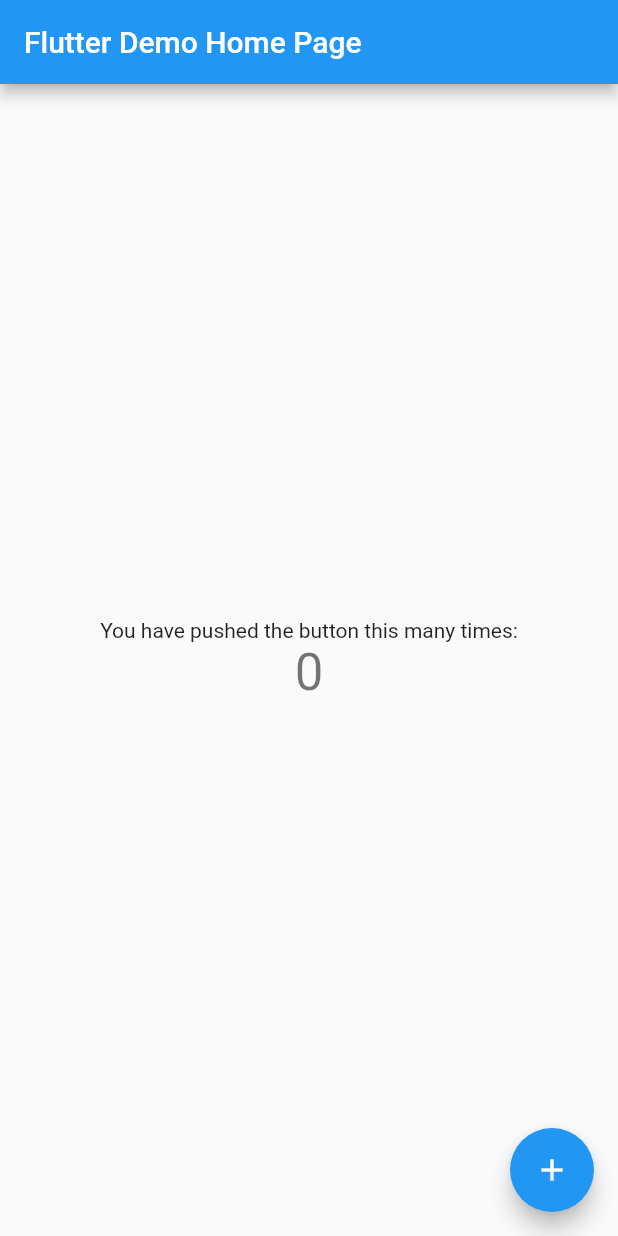
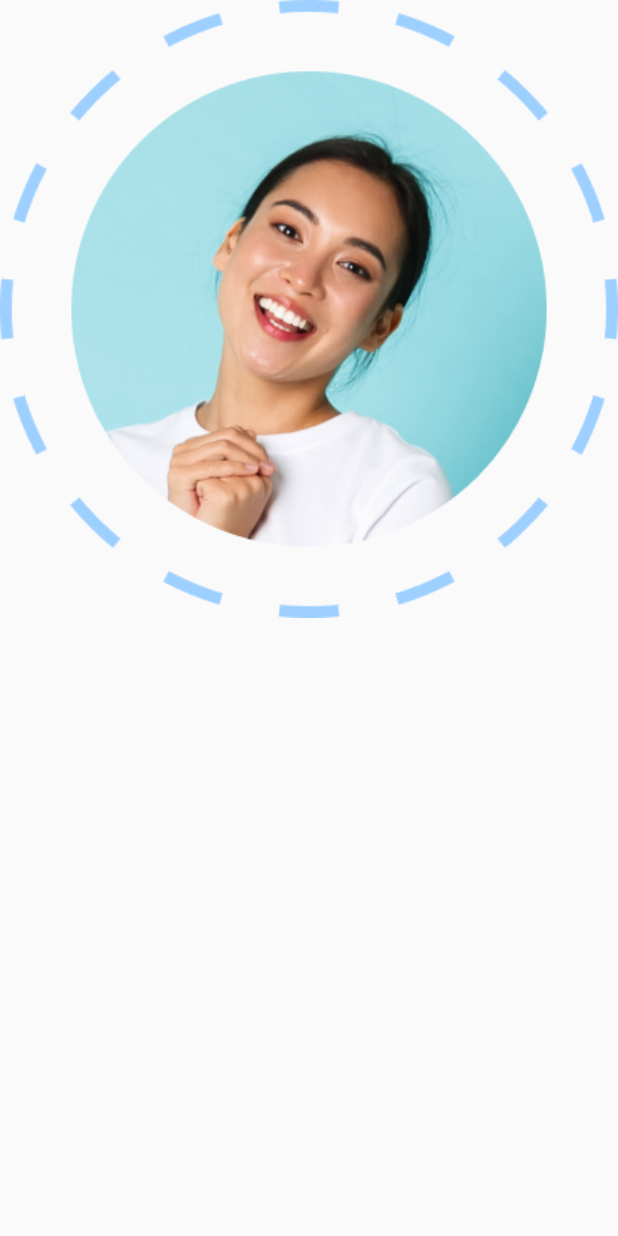
Before and after one commit to haffsriyandrayusuf/bwa_chatty, a Flutter app: the screen it shows after launch, on a phone screen of 412 x 824 dp. Run offline on Flutter 3.47's test engine with Material 2 defaults, Android fonts, the phone set to English and light mode, and no system bars.

```diff
--- a/lib/main.dart
+++ b/lib/main.dart
@@ -1,4 +1,5 @@
 import 'package:flutter/material.dart';
+import 'pages/home_page.dart';
 
 void main() {
   runApp(const MyApp());
@@ -7,109 +8,14 @@ void main() {
 class MyApp extends StatelessWidget {
   const MyApp({Key? key}) : super(key: key);
 
-  // This widget is the root of your application.
   @override
   Widget build(BuildContext context) {
     return MaterialApp(
-      title: 'Flutter Demo',
+      debugShowCheckedModeBanner: false,
       theme: ThemeData(
-        // This is the theme of your application.
-        //
-        // Try running your application with "flutter run". You'll see the
-        // application has a blue toolbar. Then, without quitting the app, try
-        // changing the primarySwatch below to Colors.green and then invoke
-        // "hot reload" (press "r" in the console where you ran "flutter run",
-        // or simply save your changes to "hot reload" in a Flutter IDE).
-        // Notice that the counter didn't reset back to zero; the application
-        // is not restarted.
-        primarySwatch: Colors.blue,
+        fontFamily: 'Poppins',
       ),
-      home: const MyHomePage(title: 'Flutter Demo Home Page'),
+      home: HomePage(),
     );
   }
 }
-
-class MyHomePage extends StatefulWidget {
-  const MyHomePage({Key? key, required this.title}) : super(key: key);
-
-  // This widget is the home page of your application. It is stateful, meaning
-  // that it has a State object (defined below) that contains fields that affect
-  // how it looks.
-
-  // This class is the configuration for the state. It holds the values (in this
-  // case the title) provided by the parent (in this case the App widget) and
-  // used by the build method of the State. Fields in a Widget subclass are
-  // always marked "final".
-
-  final String title;
-
-  @override
-  State<MyHomePage> createState() => _MyHomePageState();
-}
-
-class _MyHomePageState extends State<MyHomePage> {
-  int _counter = 0;
-
-  void _incrementCounter() {
-    setState(() {
-      // This call to setState tells the Flutter framework that something has
-      // changed in this State, which causes it to rerun the build method below
-      // so that the display can reflect the updated values. If we changed
-      // _counter without calling setState(), then the build method would not be
-      // called again, and so nothing would appear to happen.
-      _counter++;
-    });
-  }
-
-  @override
-  Widget build(BuildContext context) {
-    // This method is rerun every time setState is called, for instance as done
-    // by the _incrementCounter method above.
-    //
-    // The Flutter framework has been optimized to make rerunning build methods
-    // fast, so that you can just rebuild anything that needs updating rather
-    // than having to individually change instances of widgets.
-    return Scaffold(
-      appBar: AppBar(
-        // Here we take the value from the MyHomePage object that was created by
-        // the App.build method, and use it to set our appbar title.
-        title: Text(widget.title),
-      ),
-      body: Center(
-        // Center is a layout widget. It takes a single child and positions it
-        // in the middle of the parent.
-        child: Column(
-          // Column is also a layout widget. It takes a list of children and
-          // arranges them vertically. By default, it sizes itself to fit its
-          // children horizontally, and tries to be as tall as its parent.
-          //
-          // Invoke "debug painting" (press "p" in the console, choose the
-          // "Toggle Debug Paint" action from the Flutter Inspector in Android
-          // Studio, or the "Toggle Debug Paint" command in Visual Studio Code)
-          // to see the wireframe for each widget.
-          //
-          // Column has various properties to control how it sizes itself and
-          // how it positions its children. Here we use mainAxisAlignment to
-          // center the children vertically; the main axis here is the vertical
-          // axis because Columns are vertical (the cross axis would be
-          // horizontal).
-          mainAxisAlignment: MainAxisAlignment.center,
-          children: <Widget>[
-            const Text(
-              'You have pushed the button this many times:',
-            ),
-            Text(
-              '$_counter',
-              style: Theme.of(context).textTheme.headline4,
-            ),
-          ],
-        ),
-      ),
-      floatingActionButton: FloatingActionButton(
-        onPressed: _incrementCounter,
-        tooltip: 'Increment',
-        child: const Icon(Icons.add),
-      ), // This trailing comma makes auto-formatting nicer for build methods.
-    );
-  }
-}
--- /dev/null
+++ b/lib/pages/home_page.dart
@@ -0,0 +1,12 @@
+import 'package:flutter/material.dart';
+
+class HomePage extends StatelessWidget {
+  const HomePage({Key? key}) : super(key: key);
+
+  @override
+  Widget build(BuildContext context) {
+    return Scaffold(
+      body: Image.asset('assets/images/profile_pic.png'),
+    );
+  }
+}
```
Also changed, not shown: pubspec.yaml (+11 -14 lines), assets/fonts/Poppins-Light.ttf (added), assets/fonts/Poppins-Medium.ttf (added), assets/fonts/Poppins-Regular.ttf (added), assets/images/call_pic.png (added), assets/images/friend_pic1.png (added), assets/images/friend_pic2.png (added), assets/images/friend_pic3.png (added), assets/images/friend_pic4.png (added), assets/images/group_pic1.png (added), assets/images/group_pic2.png (added), assets/images/group_pic3.png (added), assets/images/profile_pic.png (added).
